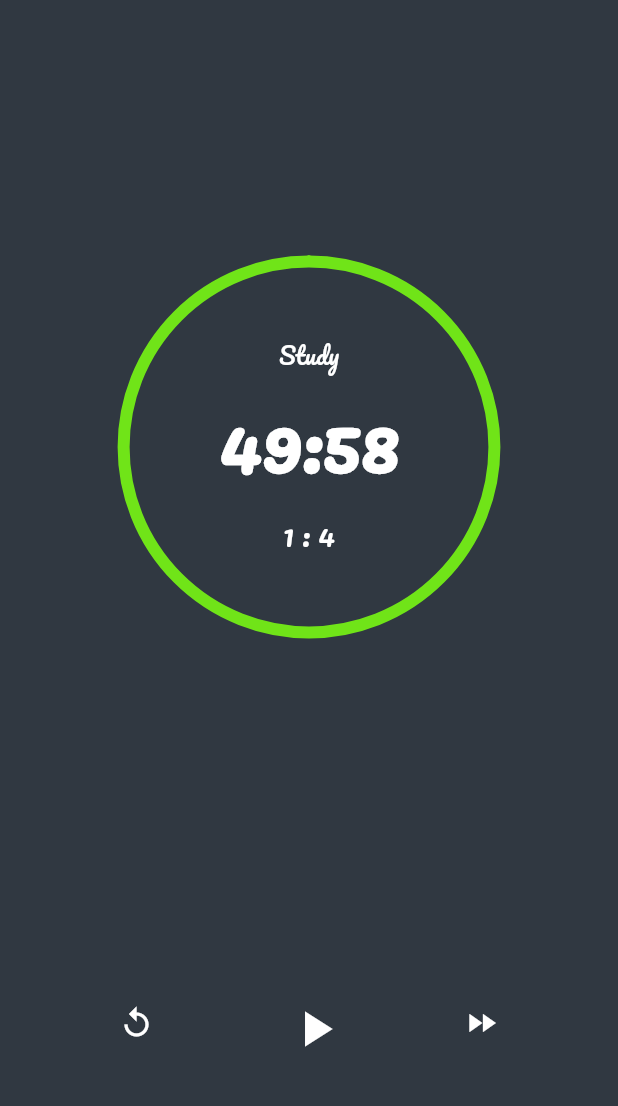
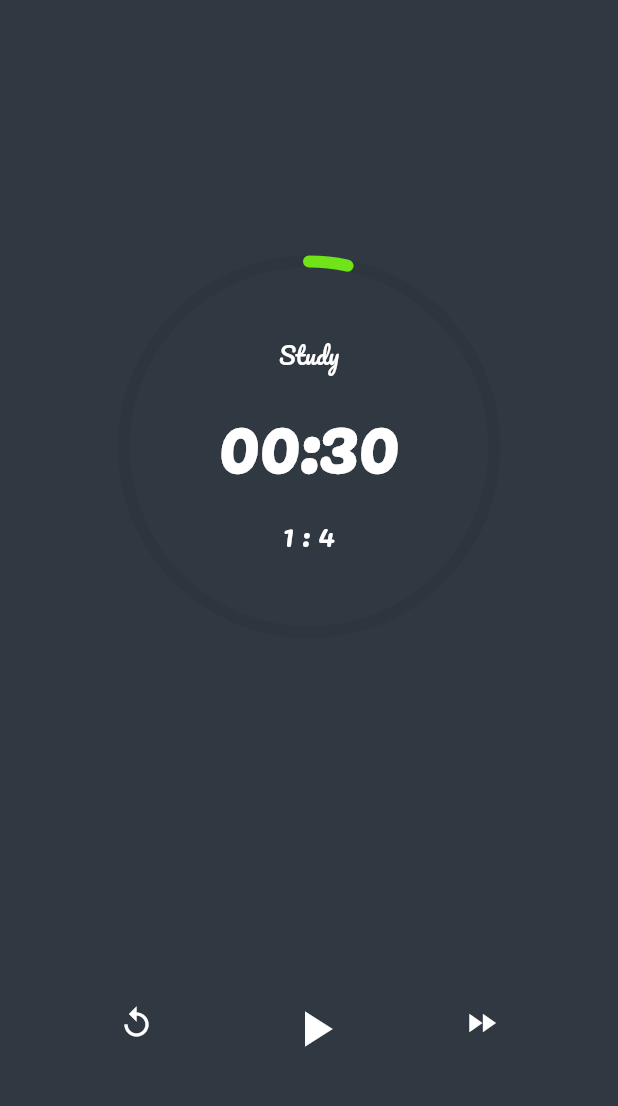
Before and after one commit to NouzNoushad/study_sweet, a Flutter app: the screen it shows after launch, item 2 of the bottom bar chosen, after a tap on the "replay" icon, on a phone screen of 412 x 824 dp, the part 69-1175 px from its top. Run offline on Flutter 3.47's test engine with Material 2 defaults, Android fonts, the light colour scheme and no system bars; our stand-ins replace bloc, equatable, flutter_bloc.

Commit message:
timer, sessions and progress indicator

```diff
--- a/lib/feature/cubit/timer/timer_cubit.dart
+++ b/lib/feature/cubit/timer/timer_cubit.dart
@@ -6,42 +6,59 @@ import 'package:equatable/equatable.dart';
 part 'timer_state.dart';
 
 class TimerCubit extends Cubit<TimerState> {
-  TimerCubit() : super(TimerInitial());
+  TimerCubit() : super(const UpdateTimerState('00:30', 01 * 30, false, 1));
 
   Timer? _timer;
-  bool _timerRunning = false;
-  int _currentTimer = 3000;
+  bool _isPlaying = false;
+  int _currentTime = 01 * 30;
+  String _currentTimeValue = '00:30';
+  int _session = 1;
 
-  bool get timerRunning => _timerRunning;
-  int get currentTimer => _currentTimer;
+  Timer get timer => _timer!;
+  bool get isPlaying => _isPlaying;
+  int get currentTime => _currentTime;
+  int get session => _session;
+  String get currentTimeValue => _currentTimeValue;
 
-  String displayCurrentTimer() {
-    int minutes = _currentTimer ~/ 60;
-    int seconds = _currentTimer % 60;
-    return '$minutes:${seconds.toString().padLeft(2, '0')}';
+  void get startTimer => _startTimer();
+  void get resetTimer => _resetTimer();
+
+  _runTimer(int time) {
+    if (_currentTime >= 0) {
+      var currentTimeInMinutes = _currentTime ~/ 60;
+      var currentTimeInSeconds = _currentTime % 60;
+      _currentTime--;
+      _currentTimeValue =
+          '${currentTimeInMinutes.toString().padLeft(2, '0')}:${currentTimeInSeconds.toString().padLeft(2, '0')}';
+      emit(UpdateTimerState(
+          _currentTimeValue, _currentTime, _isPlaying, _session));
+    } else {
+      if (_session < 4) {
+        _currentTime = 01 * 30;
+        _session++;
+      }
+    }
   }
 
-  startTimer() {
-    if (!_timerRunning) {
-      _timerRunning = true;
-      print('start');
+  void _startTimer() {
+    if (!_isPlaying) {
       _timer = Timer.periodic(const Duration(seconds: 1), (timer) {
-        if (_currentTimer > 0) {
-          _currentTimer--;
-          displayCurrentTimer();
-
-          emit(DisplayTimerState(displayCurrentTimer()));
-        } else {
-          _timer?.cancel();
-          _timerRunning = false;
-        }
+        _runTimer(_currentTime);
       });
-      emit(const UpdateTimerState());
+      _isPlaying = true;
     } else {
-
-      _timerRunning = false;
       _timer?.cancel();
-      emit(const UpdateTimerState());
+      _isPlaying = false;
+      emit(UpdateTimerState(
+          _currentTimeValue, _currentTime, _isPlaying, _session));
     }
   }
+
+  void _resetTimer() {
+    _timer?.cancel();
+    _currentTimeValue = '00:30';
+    _isPlaying = false;
+    emit(UpdateTimerState(
+        _currentTimeValue, _currentTime, _isPlaying, _session));
+  }
 }
--- a/lib/feature/cubit/timer/timer_state.dart
+++ b/lib/feature/cubit/timer/timer_state.dart
@@ -7,19 +7,14 @@ sealed class TimerState extends Equatable {
   List<Object> get props => [];
 }
 
-final class TimerInitial extends TimerState {}
-
 class UpdateTimerState extends TimerState {
-  const UpdateTimerState();
+  final String currentTimeValue;
+  final int currentTime;
+  final bool isPlaying;
+  final int session;
+  const UpdateTimerState(
+      this.currentTimeValue, this.currentTime, this.isPlaying, this.session);
 
   @override
-  List<Object> get props => [];
+  List<Object> get props => [currentTimeValue, currentTime, isPlaying, session];
 }
-
-class DisplayTimerState extends TimerState {
-  final String displayTime;
-  const DisplayTimerState(this.displayTime);
-
-  @override
-  List<Object> get props => [displayTime];
-}
--- a/lib/feature/view/promodoro_home/components/timer.dart
+++ b/lib/feature/view/promodoro_home/components/timer.dart
@@ -10,31 +10,35 @@ class StudyTimer extends StatelessWidget {
 
   @override
   Widget build(BuildContext context) {
+    return BlocBuilder<TimerCubit, TimerState>(
+      builder: (context, state) {
+        var timer = state as UpdateTimerState;
         return Expanded(
             flex: 3,
-        child: Center(child: BlocBuilder<TimerCubit, TimerState>(
-          builder: (context, state) {
-            if (state is DisplayTimerState) {
-              return timerContainer(context, state.displayTime);
-            }
-            return timerContainer(context, '00:00');
+            child: Center(
+                child: timerContainer(context, timer.currentTimeValue,
+                    timer.session, timer.currentTime)));
       },
-        )));
+    );
   }
 
-  Widget timerContainer(BuildContext context, String displayTime) => SizedBox(
+  Widget timerContainer(BuildContext context, String displayTime, int session,
+          int currentTime) =>
+      SizedBox(
         height: context.height * 0.3,
         width: context.height * 0.3,
         child: Stack(
           fit: StackFit.expand,
           children: [
-            const CircularProgressIndicator(
-              value: 1,
+            CircularProgressIndicator(
+                value: 1 - currentTime / 30,
                 strokeWidth: 8,
                 strokeCap: StrokeCap.round,
                 color: ColorPicker.progressColor,
-            ),
-            Column(
+                backgroundColor: const Color.fromARGB(15, 0, 0, 0)),
+            Padding(
+              padding: const EdgeInsets.all(4.0),
+              child: Column(
                 mainAxisAlignment: MainAxisAlignment.center,
                 children: [
                   Text('Study',
@@ -46,12 +50,13 @@ class StudyTimer extends StatelessWidget {
                           .textTheme
                           .titleLarge!
                           .copyWith(fontWeight: FontWeight.bold, fontSize: 50)),
-                Text('1 : 4',
+                  Text('$session : 4',
                       style: Theme.of(context).textTheme.titleLarge!.copyWith(
                             fontWeight: FontWeight.w500,
                           )),
                 ],
               ),
+            ),
           ],
         ),
       );
--- a/lib/feature/view/promodoro_home/components/timer_controls.dart
+++ b/lib/feature/view/promodoro_home/components/timer_controls.dart
@@ -7,18 +7,30 @@ class TimerControls extends StatelessWidget {
 
   @override
   Widget build(BuildContext context) {
+    return BlocBuilder<TimerCubit, TimerState>(
+      builder: (context, state) {
+        var timer = BlocProvider.of<TimerCubit>(context);
         return Expanded(
-        child: Row(mainAxisAlignment: MainAxisAlignment.spaceEvenly, children: [
-      IconButton(onPressed: () {}, icon: const Icon(Icons.replay)),
+            child: Row(
+                mainAxisAlignment: MainAxisAlignment.spaceEvenly,
+                children: [
               IconButton(
                   onPressed: () {
-            context.read<TimerCubit>().startTimer();
+                    timer.resetTimer;
                   },
-          icon: const Icon(
-            Icons.play_arrow,
+                  icon: const Icon(Icons.replay)),
+              IconButton(
+                  onPressed: () {
+                    context.read<TimerCubit>().startTimer;
+                  },
+                  icon: Icon(
+                    timer.isPlaying ? Icons.pause : Icons.play_arrow,
                     size: 40,
                   )),
-      IconButton(onPressed: () {}, icon: const Icon(Icons.fast_forward)),
+              IconButton(
+                  onPressed: () {}, icon: const Icon(Icons.fast_forward)),
             ]));
+      },
+    );
   }
 }
```
Lines whose indentation alone changed are shown as unchanged.
